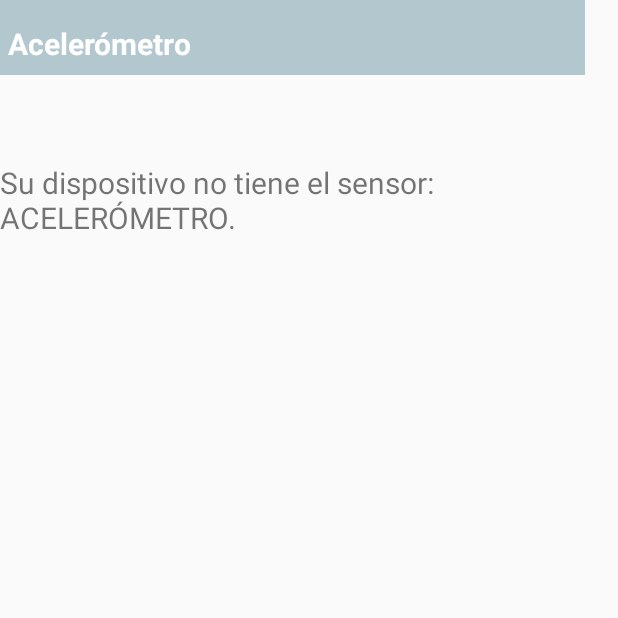
After one commit to MBacallado/Sensores_LDHGrupo3, an Android app: the AcelerometroActivity screen opened directly, with no data from a screen before it, on a phone screen of 412 x 824 dp, the top half of it. The commit adds this screen. Run offline under Robolectric (Android 15) with nearby library versions, the phone set to English and light mode, and no system bars.

Commit message:
"LDH1-3 Integrando sensor Acelerometro. 4 sensores funcionando"

```diff
--- a/app/src/main/AndroidManifest.xml
+++ b/app/src/main/AndroidManifest.xml
@@ -30,6 +30,10 @@
             android:name=".HumedadActivity"
             android:label="@string/app_name"
             android:theme="@style/AppTheme.NoActionBar" />
+        <activity
+            android:name=".AcelerometroActivity"
+            android:label="@string/app_name"
+            android:theme="@style/AppTheme.NoActionBar" />
     </application>
 
 </manifest>
--- /dev/null
+++ b/app/src/main/java/com/example/manuelalejandro/sensoresldhgrupo3/AcelerometroActivity.java
@@ -0,0 +1,144 @@
+package com.example.manuelalejandro.sensoresldhgrupo3;
+
+/**
+ * Created by julian Tanausu on 09/01/2016.
+ */
+import android.os.Bundle;
+import android.support.design.widget.FloatingActionButton;
+import android.support.design.widget.Snackbar;
+import android.support.v7.app.AppCompatActivity;
+import android.support.v7.widget.Toolbar;
+import android.view.View;
+import android.hardware.Sensor;
+import android.hardware.SensorEvent;
+import android.hardware.SensorEventListener;
+import android.hardware.SensorManager;
+import android.view.Menu;
+import android.view.MenuItem;
+import android.widget.TextView;
+
+
+/**
+ * @class  Acelerometro
+ */
+
+public  class AcelerometroActivity extends AppCompatActivity implements SensorEventListener {
+    /** The texto. */
+    TextView texto;
+
+    /** The sensor manager. */
+    SensorManager sensorManager;
+
+    /** The accelerometer. */
+    private Sensor sensor;
+
+    private final static String falloSensor = "Su dispositivo no tiene el sensor: ACELERÓMETRO.";
+
+    /**
+     * On create.
+     *
+     * @param savedInstanceState the saved instance state
+     */
+    @Override
+    protected void onCreate(Bundle savedInstanceState) {
+        super.onCreate(savedInstanceState);
+        setContentView(R.layout.content_acelerometro);
+
+
+        texto = (TextView)findViewById(R.id.texto);
+
+        sensorManager = (SensorManager)getSystemService(SENSOR_SERVICE);
+        sensor = sensorManager.getDefaultSensor(Sensor.TYPE_ACCELEROMETER);
+
+
+        // Si no detectamos el sensor, mostramos el mensaje de fallo
+        if (sensor == null) {
+            texto.setText(falloSensor);
+        }
+
+    }
+
+    /**
+     * On create options menu.
+     *
+     * @param menu the menu
+     * @return true, if successful
+     */
+    @Override
+    public boolean onCreateOptionsMenu(Menu menu) {
+        getMenuInflater().inflate(R.menu.menu_main, menu);
+        return true;
+    }
+
+    /**
+     * On options item selected.
+     *
+     * @param item the item
+     * @return true, if successful
+     */
+    @Override
+    public boolean onOptionsItemSelected(MenuItem item) {
+        int id = item.getItemId();
+
+        //noinspection SimplifiableIfStatement
+        if (id == R.id.action_settings) {
+            return true;
+        }
+
+        return super.onOptionsItemSelected(item);
+    }
+
+    /**
+     * On sensor changed.
+     *
+     * @param event the event
+     */
+    @Override
+    public void onSensorChanged(SensorEvent event) {
+        float x,y,z;
+
+        /**
+         * Valores de los ejes X,Y,Z.
+         *
+         * @variable values esta por defecto dentro de la librería de los sensores.
+         */
+        x = event.values[0];
+        y = event.values[1];
+        z = event.values[2];
+
+        /**
+         * @variable texto muestra los valores de los tres ejes en metros/segundos.
+         */
+        texto.setText("\n" + " Valor de X: " + x +" m/s "+ "\n" + " Valor de Y: " + y +" m/s "+  "\n" + " Valor de Z: " + z + " m/s ");
+
+
+    }
+
+    /**
+     * On accuracy changed.
+     *
+     * @param sensor the sensor
+     * @param accuracy the accuracy
+     */
+    @Override
+    public void onAccuracyChanged(Sensor sensor, int accuracy) { }
+
+    /**
+     * On resume. Registro del listener para conocer si se ha minimizado la actividad
+     */
+    @Override
+    protected void onResume() {
+        super.onResume();
+        sensorManager.registerListener(this, sensor, SensorManager.SENSOR_DELAY_NORMAL);
+    }
+
+    /**
+     * On pause.Para no sobrecargar la batería y parar la actividad cuando se salga de ella.
+     */
+    @Override
+    protected void onPause() {
+        super.onPause();
+        sensorManager.unregisterListener(this);
+    }
+
+}
--- /dev/null
+++ b/app/src/main/res/layout/content_acelerometro.xml
@@ -0,0 +1,45 @@
+<?xml version="1.0" encoding="utf-8"?>
+<RelativeLayout xmlns:android="http://schemas.android.com/apk/res/android"
+    xmlns:tools="http://schemas.android.com/tools"
+    xmlns:app="http://schemas.android.com/apk/res-auto" android:layout_width="390dp"
+    android:layout_height="580dp" android:paddingLeft="0dp"
+    android:paddingRight="0dp"
+    android:paddingTop="0dp"
+    android:paddingBottom="@dimen/activity_vertical_margin"
+    android:orientation="vertical"
+    app:layout_behavior="@string/appbar_scrolling_view_behavior"
+    tools:context=".Acelerometro"
+    android:weightSum="1">
+
+    <TextView android:text=" "
+        android:id="@+id/texto"
+        android:layout_width="300dp"
+        android:layout_height="150dp"
+        android:autoText="false"
+        android:textSize="20dp"
+        android:layout_weight="0.18"
+        android:textStyle="normal"
+        android:typeface="sans"
+        android:textIsSelectable="false"
+        android:layout_marginTop="58dp"
+        android:layout_below="@+id/textView2"
+        android:layout_alignParentLeft="true"
+        android:layout_alignParentStart="true" />
+
+    <TextView
+        android:layout_width="390dp"
+        android:layout_height="50dp"
+        android:textAppearance="?android:attr/textAppearanceLarge"
+        android:text="Acelerómetro"
+        android:id="@+id/textView2"
+        android:textSize="20dp"
+        android:textStyle="bold"
+        android:textColor="#ffffff"
+        android:background="#b3c7cf"
+        android:paddingLeft="5dp"
+        android:paddingTop="15dp"
+        android:layout_alignParentTop="false"
+        android:typeface="sans" />
+
+
+</RelativeLayout>
```
Also changed, not shown: app/src/main/java/com/example/manuelalejandro/sensoresldhgrupo3/MainActivity.java (+27 -0 lines), app/src/main/res/layout/activity_acelerometro.xml (added, +27 -0 lines), app/src/main/res/layout/content_main.xml (+10 -0 lines), 1 other file.
